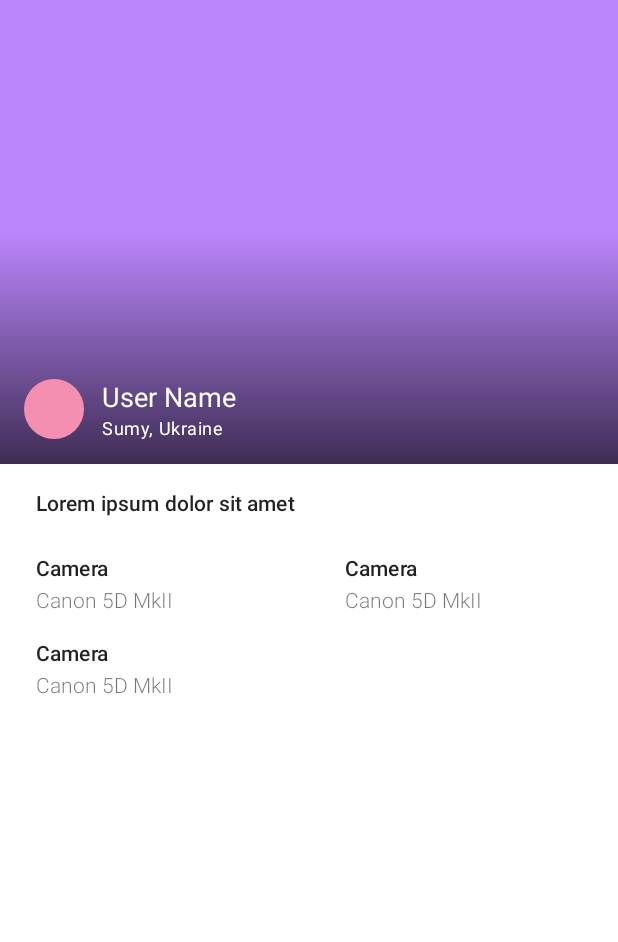
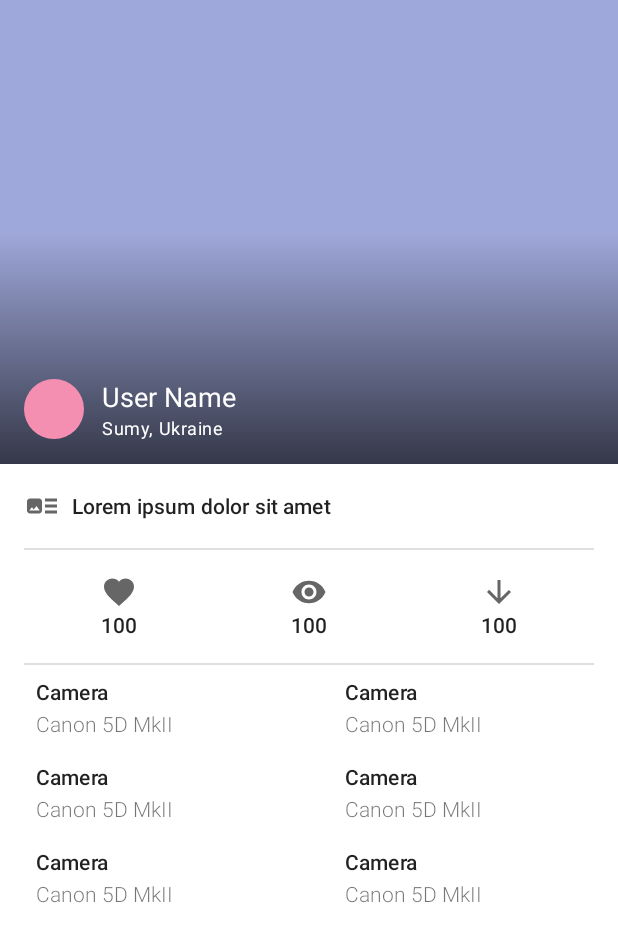
Before and after one commit to reyadrahman/GimmePictures, an Android app: the layout fragment_photo_details.xml on its own in the app's theme, with its tools: preview values and no code run, on a phone screen of 412 x 824 dp. Shown: the top 942 px of the screen. Run offline under Robolectric (Android 15) with nearby library versions, the phone set to English and light mode, and no system bars; network calls fail.

Commit message:
Presentation changes in details screen

```diff
--- a/app/src/main/java/ua/andrii/andrushchenko/gimmepictures/data/source/PhotosPagingSource.kt
+++ b/app/src/main/java/ua/andrii/andrushchenko/gimmepictures/data/source/PhotosPagingSource.kt
@@ -6,6 +6,7 @@ import androidx.paging.PagingState
 import retrofit2.HttpException
 import ua.andrii.andrushchenko.gimmepictures.R
 import ua.andrii.andrushchenko.gimmepictures.data.api.PhotoService
+import ua.andrii.andrushchenko.gimmepictures.data.common.PAGE_SIZE
 import ua.andrii.andrushchenko.gimmepictures.models.Photo
 import java.io.IOException
 
@@ -20,7 +21,7 @@ class PhotosPagingSource(
         val pageKey = params.key ?: STARTING_PAGE_INDEX
 
         return try {
-            val photos = photoService.getPhotos(pageKey, 20, order.value)
+            val photos = photoService.getPhotos(pageKey, PAGE_SIZE, order.value)
 
             LoadResult.Page(
                 data = photos,
--- a/app/src/main/java/ua/andrii/andrushchenko/gimmepictures/di/NetworkModule.kt
+++ b/app/src/main/java/ua/andrii/andrushchenko/gimmepictures/di/NetworkModule.kt
@@ -9,6 +9,7 @@ import okhttp3.OkHttpClient
 import retrofit2.Retrofit
 import retrofit2.converter.gson.GsonConverterFactory
 import ua.andrii.andrushchenko.gimmepictures.data.api.PhotoService
+import ua.andrii.andrushchenko.gimmepictures.data.api.SearchService
 import ua.andrii.andrushchenko.gimmepictures.data.common.BASE_URL
 import ua.andrii.andrushchenko.gimmepictures.data.common.CLIENT_ID
 import java.util.concurrent.TimeUnit
@@ -55,4 +56,8 @@ object NetworkModule {
     fun providePhotoService(retrofit: Retrofit): PhotoService =
         retrofit.create(PhotoService::class.java)
 
+    @Provides
+    @Singleton
+    fun provideSearchService(retrofit: Retrofit): SearchService =
+        retrofit.create(SearchService::class.java)
 }
--- /dev/null
+++ b/app/src/main/res/drawable/ic_description.xml
@@ -0,0 +1,11 @@
+<?xml version="1.0" encoding="utf-8"?>
+<vector xmlns:android="http://schemas.android.com/apk/res/android"
+    android:width="24dp"
+    android:height="24dp"
+    android:tint="?attr/colorControlNormal"
+    android:viewportWidth="24"
+    android:viewportHeight="24">
+    <path
+        android:fillColor="@android:color/white"
+        android:pathData="M22 13H14V11H22V13M22 7H14V9H22V7M14 17H22V15H14V17M12 9V15C12 16.1 11.1 17 10 17H4C2.9 17 2 16.1 2 15V9C2 7.9 2.9 7 4 7H10C11.1 7 12 7.9 12 9M10.5 15L8.3 12L6.5 14.3L5.3 12.8L3.5 15H10.5Z" />
+</vector>
--- /dev/null
+++ b/app/src/main/res/drawable/ic_downloads.xml
@@ -0,0 +1,10 @@
+<vector xmlns:android="http://schemas.android.com/apk/res/android"
+    android:width="24dp"
+    android:height="24dp"
+    android:tint="?attr/colorControlNormal"
+    android:viewportWidth="24"
+    android:viewportHeight="24">
+    <path
+        android:fillColor="@android:color/white"
+        android:pathData="M20,12l-1.41,-1.41L13,16.17V4h-2v12.17l-5.58,-5.59L4,12l8,8 8,-8z" />
+</vector>
--- /dev/null
+++ b/app/src/main/res/drawable/ic_like.xml
@@ -0,0 +1,10 @@
+<vector xmlns:android="http://schemas.android.com/apk/res/android"
+    android:width="24dp"
+    android:height="24dp"
+    android:tint="?attr/colorControlNormal"
+    android:viewportWidth="24"
+    android:viewportHeight="24">
+    <path
+        android:fillColor="@android:color/white"
+        android:pathData="M12,21.35l-1.45,-1.32C5.4,15.36 2,12.28 2,8.5 2,5.42 4.42,3 7.5,3c1.74,0 3.41,0.81 4.5,2.09C13.09,3.81 14.76,3 16.5,3 19.58,3 22,5.42 22,8.5c0,3.78 -3.4,6.86 -8.55,11.54L12,21.35z" />
+</vector>
--- /dev/null
+++ b/app/src/main/res/drawable/ic_views.xml
@@ -0,0 +1,10 @@
+<vector xmlns:android="http://schemas.android.com/apk/res/android"
+    android:width="24dp"
+    android:height="24dp"
+    android:tint="?attr/colorControlNormal"
+    android:viewportWidth="24"
+    android:viewportHeight="24">
+    <path
+        android:fillColor="@android:color/white"
+        android:pathData="M12,4.5C7,4.5 2.73,7.61 1,12c1.73,4.39 6,7.5 11,7.5s9.27,-3.11 11,-7.5c-1.73,-4.39 -6,-7.5 -11,-7.5zM12,17c-2.76,0 -5,-2.24 -5,-5s2.24,-5 5,-5 5,2.24 5,5 -2.24,5 -5,5zM12,9c-1.66,0 -3,1.34 -3,3s1.34,3 3,3 3,-1.34 3,-3 -1.34,-3 -3,-3z" />
+</vector>
--- a/app/src/main/res/layout/fragment_photo_details.xml
+++ b/app/src/main/res/layout/fragment_photo_details.xml
@@ -20,7 +20,7 @@
             app:layout_constraintEnd_toEndOf="parent"
             app:layout_constraintStart_toStartOf="parent"
             app:layout_constraintTop_toTopOf="parent"
-            tools:src="@color/purple_200" />
+            tools:src="@color/indigo_200" />
 
         <FrameLayout
             android:layout_width="match_parent"
@@ -91,27 +91,99 @@
         <androidx.appcompat.widget.AppCompatTextView
             android:id="@+id/description_text"
             style="@style/TextAppearance.MaterialComponents.Subtitle2"
-            android:layout_width="wrap_content"
+            android:layout_width="@dimen/indent_0dp"
             android:layout_height="wrap_content"
-            android:layout_marginStart="@dimen/indent_24dp"
-            android:layout_marginTop="@dimen/indent_16dp"
-            android:layout_marginEnd="@dimen/indent_24dp"
-            android:ellipsize="end"
+            android:layout_margin="@dimen/indent_16dp"
+            android:drawablePadding="@dimen/indent_8dp"
+            android:ellipsize="marquee"
+            android:gravity="center|start"
             android:maxLines="2"
+            android:visibility="gone"
+            app:drawableStartCompat="@drawable/ic_description"
+            app:layout_constraintEnd_toEndOf="parent"
             app:layout_constraintStart_toStartOf="parent"
             app:layout_constraintTop_toBottomOf="@id/user_container"
-            tools:text="Lorem ipsum dolor sit amet" />
+            tools:text="Lorem ipsum dolor sit amet"
+            tools:visibility="visible" />
+
+        <View
+            android:id="@+id/divider_line_1"
+            android:layout_width="0dp"
+            android:layout_height="1dp"
+            android:layout_marginStart="@dimen/indent_16dp"
+            android:layout_marginTop="@dimen/indent_16dp"
+            android:layout_marginEnd="@dimen/indent_16dp"
+            android:background="?android:attr/listDivider"
+            app:layout_constraintEnd_toEndOf="parent"
+            app:layout_constraintStart_toStartOf="parent"
+            app:layout_constraintTop_toBottomOf="@id/description_text" />
+
+        <LinearLayout
+            android:id="@+id/stats_container"
+            android:layout_width="match_parent"
+            android:layout_height="wrap_content"
+            android:layout_marginStart="@dimen/indent_16dp"
+            android:layout_marginTop="@dimen/indent_16dp"
+            android:layout_marginEnd="@dimen/indent_16dp"
+            android:orientation="horizontal"
+            app:layout_constraintEnd_toEndOf="parent"
+            app:layout_constraintStart_toStartOf="parent"
+            app:layout_constraintTop_toBottomOf="@id/divider_line_1">
+
+            <androidx.appcompat.widget.AppCompatTextView
+                android:id="@+id/txt_likes"
+                style="@style/TextAppearance.MaterialComponents.Subtitle2"
+                android:layout_width="wrap_content"
+                android:layout_height="wrap_content"
+                android:layout_weight="1"
+                android:gravity="center"
+                app:drawableTopCompat="@drawable/ic_like"
+                tools:text="100" />
+
+            <androidx.appcompat.widget.AppCompatTextView
+                android:id="@+id/txt_views"
+                style="@style/TextAppearance.MaterialComponents.Subtitle2"
+                android:layout_width="wrap_content"
+                android:layout_height="wrap_content"
+                android:layout_weight="1"
+                android:gravity="center"
+                app:drawableTopCompat="@drawable/ic_views"
+                tools:text="100" />
+
+            <androidx.appcompat.widget.AppCompatTextView
+                android:id="@+id/txt_downloads"
+                style="@style/TextAppearance.MaterialComponents.Subtitle2"
+                android:layout_width="wrap_content"
+                android:layout_height="wrap_content"
+                android:layout_weight="1"
+                android:gravity="center"
+                app:drawableTopCompat="@drawable/ic_downloads"
+                tools:text="100" />
+
+        </LinearLayout>
+
+        <View
+            android:id="@+id/divider_line_2"
+            android:layout_width="0dp"
+            android:layout_height="1dp"
+            android:layout_marginStart="@dimen/indent_16dp"
+            android:layout_marginTop="@dimen/indent_16dp"
+            android:layout_marginEnd="@dimen/indent_16dp"
+            android:background="?android:attr/listDivider"
+            app:layout_constraintEnd_toEndOf="parent"
+            app:layout_constraintStart_toStartOf="parent"
+            app:layout_constraintTop_toBottomOf="@id/stats_container" />
 
         <androidx.recyclerview.widget.RecyclerView
             android:id="@+id/recycler_view_exif"
             android:layout_width="match_parent"
             android:layout_height="@dimen/indent_0dp"
-            android:layout_marginTop="@dimen/indent_16dp"
             app:layoutManager="androidx.recyclerview.widget.GridLayoutManager"
             app:layout_constraintEnd_toEndOf="parent"
             app:layout_constraintStart_toStartOf="parent"
-            app:layout_constraintTop_toBottomOf="@id/description_text"
+            app:layout_constraintTop_toBottomOf="@id/divider_line_2"
             app:spanCount="2"
+            tools:itemCount="6"
             tools:listitem="@layout/item_photo_exif" />
 
     </androidx.constraintlayout.widget.ConstraintLayout>
--- a/app/src/main/res/layout/item_photo.xml
+++ b/app/src/main/res/layout/item_photo.xml
@@ -26,7 +26,7 @@
             android:scaleType="centerCrop"
             app:shapeAppearanceOverlay="@style/CircleImageView"
             tools:ignore="ContentDescription"
-            tools:src="@color/purple_200" />
+            tools:src="@color/indigo_200" />
 
         <LinearLayout
             android:layout_width="match_parent"
@@ -71,7 +71,7 @@
             android:layout_height="wrap_content"
             android:adjustViewBounds="true"
             android:scaleType="fitXY"
-            tools:src="@color/purple_200" />
+            tools:src="@color/indigo_200" />
 
     </com.google.android.material.card.MaterialCardView>
 
--- a/app/src/main/res/values-night/themes.xml
+++ b/app/src/main/res/values-night/themes.xml
@@ -2,7 +2,7 @@
     <!-- Base application theme. -->
     <style name="Theme.GimmePictures" parent="Theme.MaterialComponents.DayNight.DarkActionBar">
         <!-- Primary brand color. -->
-        <item name="colorPrimary">@color/purple_200</item>
+        <item name="colorPrimary">@color/indigo_200</item>
         <item name="colorPrimaryVariant">@color/black</item>
         <item name="colorOnPrimary">@color/black</item>
         <!-- Secondary brand color. -->
--- a/app/src/main/res/values/colors.xml
+++ b/app/src/main/res/values/colors.xml
@@ -1,8 +1,8 @@
 <?xml version="1.0" encoding="utf-8"?>
 <resources>
-    <color name="purple_200">#FFBB86FC</color>
-    <color name="purple_500">#FF6200EE</color>
-    <color name="purple_700">#FF3700B3</color>
+    <color name="indigo_200">#9FA8DA</color>
+    <color name="indigo_500">#3F51B5</color>
+    <color name="indigo_700">#303F9F</color>
     <color name="pink_200">#F48FB1</color>
     <color name="pink_700">#C2185B</color>
     <color name="black">#FF000000</color>
--- a/app/src/main/res/values/strings.xml
+++ b/app/src/main/res/values/strings.xml
@@ -13,6 +13,7 @@
     <string name="photos">Photos</string>
     <string name="collections">Collections</string>
     <string name="search">Search</string>
+    <string name="share">Share</string>
 
     <string name="location_template" translatable="false">%s, %s</string>
     <string name="photo_details">Photo details</string>
--- a/app/src/main/res/values/themes.xml
+++ b/app/src/main/res/values/themes.xml
@@ -2,8 +2,8 @@
     <!-- Base application theme. -->
     <style name="Theme.GimmePictures" parent="Theme.MaterialComponents.DayNight.DarkActionBar">
         <!-- Primary brand color. -->
-        <item name="colorPrimary">@color/purple_500</item>
-        <item name="colorPrimaryVariant">@color/purple_700</item>
+        <item name="colorPrimary">@color/indigo_500</item>
+        <item name="colorPrimaryVariant">@color/indigo_700</item>
         <item name="colorOnPrimary">@color/white</item>
         <!-- Secondary brand color. -->
         <item name="colorSecondary">@color/pink_200</item>
```
Also changed, not shown: app/src/main/java/ua/andrii/andrushchenko/gimmepictures/data/api/CollectionsService.kt (deleted, +0 -16 lines), app/src/main/java/ua/andrii/andrushchenko/gimmepictures/data/api/PhotoService.kt (+2 -14 lines), app/src/main/java/ua/andrii/andrushchenko/gimmepictures/data/api/SearchService.kt (added, +36 -0 lines), app/src/main/java/ua/andrii/andrushchenko/gimmepictures/data/api/UserService.kt (deleted, +0 -16 lines), app/src/main/java/ua/andrii/andrushchenko/gimmepictures/data/repositories/PhotoRepository.kt (+2 -5 lines), app/src/main/java/ua/andrii/andrushchenko/gimmepictures/ui/fragments/PhotoDetailsFragment.kt (+23 -5 lines), app/src/main/res/drawable/ic_share.xml (added, +10 -0 lines), app/src/main/res/menu/menu_photo_details.xml (added, +10 -0 lines).
